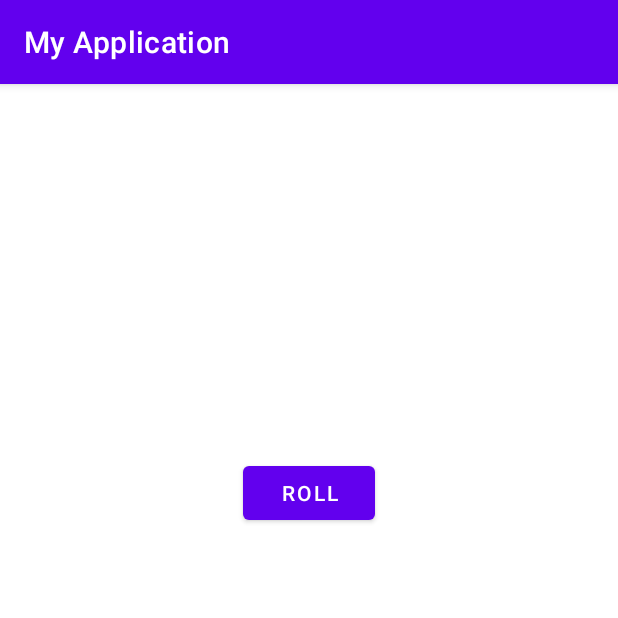
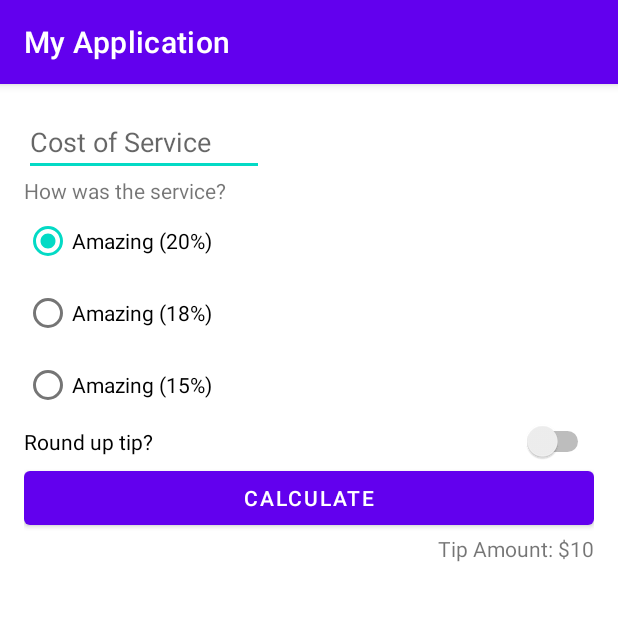
Before and after one commit to J-ratio/Tutorials, an Android app: the screen it shows after launch (MainActivity), on a phone screen of 412 x 824 dp, the top half of it. Run offline under Robolectric (Android 15) with nearby library versions, the phone set to English and light mode, and no system bars.

Commit message:
tip Calculator App

```diff
--- a/MyApplication/app/build.gradle
+++ b/MyApplication/app/build.gradle
@@ -30,6 +30,10 @@ android {
     kotlinOptions {
         jvmTarget = '1.8'
     }
+
+    buildFeatures {
+        viewBinding = true
+    }
 }
 
 dependencies {
--- a/MyApplication/app/src/main/java/com/example/myapplication/MainActivity.kt
+++ b/MyApplication/app/src/main/java/com/example/myapplication/MainActivity.kt
@@ -2,41 +2,43 @@ package com.example.myapplication
 
 import android.os.Bundle
 import android.util.Log
-import android.widget.Button
-import android.widget.TextView
-import android.widget.Toast
 import androidx.appcompat.app.AppCompatActivity
+import com.example.myapplication.databinding.ActivityMainBinding
+import java.text.NumberFormat
 
 private const val TAG = "MainActivity"
 
 class MainActivity : AppCompatActivity() {
 
-    fun logging() {
-        Log.v(TAG, "Hello WOrld!")
+    private fun logging() {
+        Log.v(TAG, "Hello World!")
     }
+
+    lateinit var binding: ActivityMainBinding
+
     override fun onCreate(savedInstanceState: Bundle?) {
         super.onCreate(savedInstanceState)
-        setContentView(R.layout.activity_main)
-        val rollBtn = findViewById<Button>(R.id.button)
+        binding = ActivityMainBinding.inflate(layoutInflater)
+        setContentView(binding.root)
+        logging()
 
-        rollBtn.setOnClickListener {
-            val toast = Toast.makeText(this, "Dice Rolled!", Toast.LENGTH_SHORT)
-            toast.show()
-            rollDice()
-            logging()
-        }
+        binding.CalculateButton.setOnClickListener{ calculateTip() }
+
     }
 
-    private fun rollDice() {
+    private fun calculateTip() {
 
-        val dice = Dice(6)
-        findViewById<TextView>(R.id.textView).text = dice.roll().toString()
-    }
+        val cost: Double = binding.costOfServiceTextField.text.toString().toDouble()
+        val tipPercentage= when(binding.tipOptions.checkedRadioButtonId) {
+            binding.option20Percent.id -> 0.2
+            binding.option18Percent.id -> 0.18
+            else -> 0.15
+        }
 
-    class Dice(private val sideNum: Int) {
+        val tip = if(binding.roundUpSwitch.isChecked) kotlin.math.ceil(cost*tipPercentage)  else cost*tipPercentage
 
-        fun roll(): Int {
-            return (1..sideNum).random()
-        }
+        val formattedTip = NumberFormat.getCurrencyInstance().format(tip)
+        binding.tipAmount.text = "Tip Amount: $formattedTip"
+
     }
 }
--- a/MyApplication/app/src/main/res/layout/activity_main.xml
+++ b/MyApplication/app/src/main/res/layout/activity_main.xml
@@ -4,29 +4,82 @@
     xmlns:tools="http://schemas.android.com/tools"
     android:layout_width="match_parent"
     android:layout_height="match_parent"
+    android:padding="16dp"
     tools:context=".MainActivity">
 
+    <EditText
+        android:id="@+id/cost_of_service_textField"
+        android:layout_width="160dp"
+        android:layout_height="wrap_content"
+        android:hint="Cost of Service"
+        android:inputType="numberDecimal"
+        app:layout_constraintStart_toStartOf="parent"
+        app:layout_constraintTop_toTopOf="parent" />
+
     <TextView
-        android:id="@+id/textView"
+        android:id="@+id/service_question"
         android:layout_width="wrap_content"
         android:layout_height="wrap_content"
-        android:layout_marginStart="192dp"
-        android:layout_marginTop="216dp"
-        android:layout_marginEnd="191dp"
-        android:fontFamily="sans-serif-light"
-        android:textSize="24sp"
+        android:text="How was the service?"
+        app:layout_constraintStart_toStartOf="parent"
+        app:layout_constraintTop_toBottomOf="@id/cost_of_service_textField" />
+
+    <RadioGroup
+        android:id="@+id/tip_options"
+        android:layout_width="wrap_content"
+        android:layout_height="wrap_content"
+        android:checkedButton="@id/option_20_percent"
+        android:orientation="vertical"
+        app:layout_constraintStart_toStartOf="parent"
+        app:layout_constraintTop_toBottomOf="@id/service_question">
+
+        <RadioButton
+            android:id="@+id/option_20_percent"
+            android:layout_width="wrap_content"
+            android:layout_height="wrap_content"
+            android:text="Amazing (20%)" />
+
+        <RadioButton
+            android:id="@+id/option_18_percent"
+            android:layout_width="wrap_content"
+            android:layout_height="wrap_content"
+            android:text="Amazing (18%)" />
+
+        <RadioButton
+            android:id="@+id/option_15_percent"
+            android:layout_width="wrap_content"
+            android:layout_height="wrap_content"
+            android:text="Amazing (15%)" />
+
+    </RadioGroup>
+
+    <Switch
+        android:id="@+id/round_up_switch"
+        android:layout_width="0dp"
+        android:layout_height="wrap_content"
+        android:text="Round up tip?"
+        app:layout_constraintEnd_toEndOf="parent"
+        app:layout_constraintStart_toStartOf="@id/tip_options"
+        app:layout_constraintTop_toBottomOf="@id/tip_options" />
+
+    <Button
+        android:id="@+id/CalculateButton"
+        android:layout_width="0dp"
+        android:layout_height="wrap_content"
+        android:text="Calculate"
         app:layout_constraintEnd_toEndOf="parent"
         app:layout_constraintStart_toStartOf="parent"
-        app:layout_constraintTop_toTopOf="parent"
-        tools:text="Num" />
+        app:layout_constraintTop_toBottomOf="@id/round_up_switch" />
 
-    <Button
-        android:id="@+id/button"
-        android:layout_width="wrap_content"
+    <TextView
+        android:id="@+id/tip_amount"
+        android:layout_width="0dp"
         android:layout_height="wrap_content"
-        android:text="Roll"
-        app:layout_constraintEnd_toEndOf="parent"
-        app:layout_constraintStart_toStartOf="parent"
-        app:layout_constraintTop_toBottomOf="@+id/textView" />
+        android:text="Tip Amount: $10"
+        app:layout_constraintTop_toBottomOf="@id/CalculateButton"
+        app:layout_constraintEnd_toEndOf="@id/CalculateButton"
+        />
+
+
 
 </androidx.constraintlayout.widget.ConstraintLayout>
```
Also changed, not shown: 1 other file.
